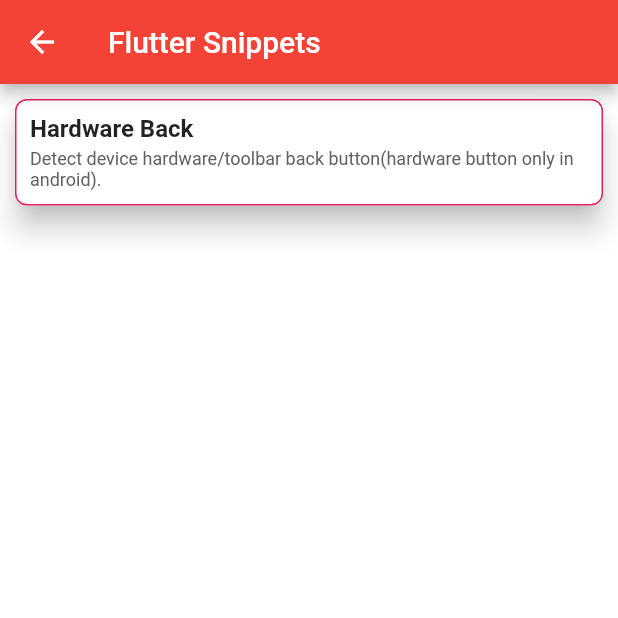
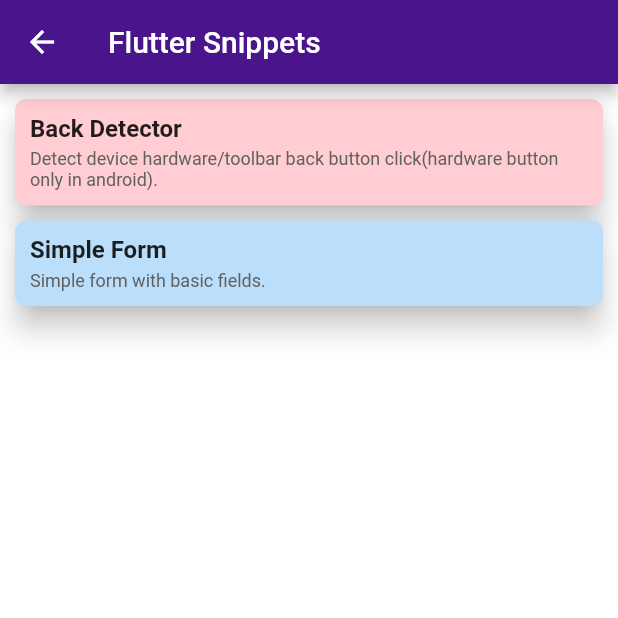
Before and after one commit to ansh0437/FlutterSnippets, a Flutter app: the Home screen opened by its route, on a phone screen of 412 x 824 dp, the top half of it. Run offline on Flutter 3.47's test engine with Material 2 defaults, Android fonts, the phone set to English and light mode, and no system bars.

Commit message:
Simple Form

```diff
--- a/lib/app/routes.dart
+++ /dev/null
@@ -1,11 +0,0 @@
-import 'package:flutter/widgets.dart';
-import 'package:flutter_snippets/config/constants.dart';
-import 'package:flutter_snippets/pages/back/back.dart';
-import 'package:flutter_snippets/pages/home/home.dart';
-import 'package:flutter_snippets/pages/splash/splash.dart';
-
-final Map<String, WidgetBuilder> routes = <String, WidgetBuilder>{
-  RouteName.splash: (BuildContext context) => Splash(),
-  RouteName.home: (BuildContext context) => Home(),
-  RouteName.back: (BuildContext context) => Back(),
-};
--- /dev/null
+++ b/lib/components/base_widget.dart
@@ -0,0 +1,28 @@
+import 'package:flutter/cupertino.dart';
+import 'package:flutter/material.dart';
+
+abstract class BaseWidget extends StatefulWidget {}
+
+abstract class BaseStatelessWidget extends StatelessWidget {}
+
+abstract class BaseState<T extends BaseWidget> extends State<T> {
+  AppBar appBar(String title) {
+    return AppBar(
+      backgroundColor: Colors.purple.shade900,
+      title: Text(title),
+    );
+  }
+
+  void push(String routeName, {Object data}) {
+    Navigator.of(context).pushNamed(routeName, arguments: data);
+  }
+
+  void popPush(String routeName) {
+    Navigator.of(context).popAndPushNamed(routeName);
+  }
+
+  void pushClear(String routeName) {
+    Navigator.of(context)
+        .pushNamedAndRemoveUntil(routeName, (Route<dynamic> route) => false);
+  }
+}
--- a/lib/config/constants.dart
+++ b/lib/config/constants.dart
@@ -1,7 +1,7 @@
 class RouteName {
-  static final splash = "/";
-  static final home = "/home";
-  static final login = "/login";
-  static final urlImage = "/urlImage";
-  static final back = "/back";
+  static const splash = "/";
+  static const home = "/home";
+  static const back = "/back";
+  static const form = "/form";
+  static const urlImage = "/urlImage";
 }
--- a/lib/models/tutorial.dart
+++ b/lib/models/tutorial.dart
@@ -1,5 +1,3 @@
-import 'dart:math';
-
 import 'package:flutter/material.dart';
 import 'package:flutter_snippets/config/constants.dart';
 import 'package:flutter_snippets/theme/style.dart';
@@ -8,21 +6,21 @@ class Tutorial {
   String title;
   String description;
   String routeName;
-  Color color;
+  MaterialColor color;
 
   Tutorial(this.title, this.description, this.routeName, this.color);
 
   static List<Tutorial> getList() {
-    Random random = new Random();
-    int length = colors.length - 1;
+    // Random random = new Random();
+    // int length = colors.length - 1;
     return [
       Tutorial(
-          "Hardware Back",
-          "Detect device hardware/toolbar back button(hardware button only in android).",
+          "Back Detector",
+          "Detect device hardware/toolbar back button click(hardware button only in android).",
           RouteName.back,
-          colors[random.nextInt(length)]),
-      // Tutorial("Login", "Simple login form with email & password fields.",
-      //     RouteName.login, colors[random.nextInt(length)]),
+          colors[0]),
+      Tutorial("Simple Form", "Simple form with basic fields.", RouteName.form,
+          colors[1]),
       // Tutorial("Url Image", "Load image from url.", RouteName.urlImage,
       //     colors[random.nextInt(length)]),
     ];
--- a/lib/pages/home/home.dart
+++ b/lib/pages/home/home.dart
@@ -1,26 +1,27 @@
 import 'package:flutter/material.dart';
+import 'package:flutter_snippets/components/base_widget.dart';
 import 'package:flutter_snippets/models/tutorial.dart';
 
 import 'home_list.dart';
 
-class Home extends StatefulWidget {
+class Home extends BaseWidget {
   @override
   _HomeState createState() => _HomeState();
 }
 
-class _HomeState extends State<Home> {
+class _HomeState extends BaseState<Home> {
+  final String _title = "Flutter Snippets";
+
   @override
   Widget build(BuildContext context) {
     return Scaffold(
-      appBar: AppBar(
-        title: Text("Flutter Snippets"),
-      ),
+      appBar: appBar(_title),
       backgroundColor: Colors.white,
       body: HomeListView(homeDelegate: _handleHomeDelegate),
     );
   }
 
   void _handleHomeDelegate(Tutorial tutorial) {
-    Navigator.of(context).pushNamed(tutorial.routeName);
+    push(tutorial.routeName, data: tutorial);
   }
 }
--- a/lib/pages/home/home_list.dart
+++ b/lib/pages/home/home_list.dart
@@ -1,13 +1,14 @@
 import 'package:flutter/cupertino.dart';
 import 'package:flutter/material.dart';
 import 'package:flutter_snippets/models/tutorial.dart';
+import 'package:flutter_snippets/components/base_widget.dart';
 import 'package:flutter_snippets/theme/style.dart';
 
 /// Home List Item Click Listener
 typedef void HomeDelegate(Tutorial tutorial);
 
 /// Home List View
-class HomeListView extends StatelessWidget {
+class HomeListView extends BaseStatelessWidget {
   HomeListView({this.homeDelegate}) : super();
 
   final _tutorialList = Tutorial.getList();
@@ -15,19 +16,17 @@ class HomeListView extends StatelessWidget {
 
   @override
   Widget build(BuildContext context) {
-    return ListView(
-      children: _tutorialList.map((Tutorial tutorial) {
-        return HomeListCell(
-          tutorial: tutorial,
-          homeDelegate: homeDelegate,
-        );
-      }).toList(),
-    );
+    return ListView.builder(
+        itemCount: _tutorialList.length,
+        itemBuilder: (context, index) {
+          return HomeListCell(
+              tutorial: _tutorialList[index], homeDelegate: homeDelegate);
+        });
   }
 }
 
 /// Home List View Cell
-class HomeListCell extends StatelessWidget {
+class HomeListCell extends BaseStatelessWidget {
   HomeListCell({this.tutorial, this.homeDelegate}) : super();
 
   final Tutorial tutorial;
@@ -43,10 +42,11 @@ class HomeListCell extends StatelessWidget {
       onTap: _handleCardTap,
       child: Card(
         margin: EdgeInsets.only(left: 10.0, top: 10.0, right: 10.0),
-        color: Colors.white,
+        color: tutorial.color.shade100,
         shape: RoundedRectangleBorder(
-            borderRadius: BorderRadius.circular(8.0),
-            side: BorderSide(color: tutorial.color)),
+          borderRadius: BorderRadius.circular(8.0),
+          /*side: BorderSide(color: tutorial.color.shade900)*/
+        ),
         elevation: 8,
         child: Container(
           padding: EdgeInsets.all(10.0),
--- a/lib/theme/style.dart
+++ b/lib/theme/style.dart
@@ -1,19 +1,19 @@
 import 'package:flutter/material.dart';
 
 final List colors = [
-  Colors.red.shade500,
-  Colors.blue.shade500,
-  Colors.yellow.shade500,
-  Colors.green.shade500,
-  Colors.pink.shade500,
-  Colors.purple.shade500,
-  Colors.orange.shade500,
-  Colors.grey.shade500,
-  Colors.blueGrey.shade500,
-  Colors.brown.shade500,
-  Colors.cyan.shade500,
-  Colors.indigo.shade500,
-  Colors.teal.shade500,
+  Colors.red,
+  Colors.blue,
+  Colors.yellow,
+  Colors.green,
+  Colors.pink,
+  Colors.purple,
+  Colors.orange,
+  Colors.grey,
+  Colors.blueGrey,
+  Colors.brown,
+  Colors.cyan,
+  Colors.indigo,
+  Colors.teal,
 ];
 
 ThemeData appTheme() {
```
Also changed, not shown: lib/components/text_field.dart (added, +36 -0 lines), lib/main.dart (renamed from lib/app/main.dart, +4 -3 lines), lib/pages/back/back.dart (+22 -18 lines), lib/pages/form/form.dart (added, +201 -0 lines), lib/pages/splash/splash.dart (+15 -8 lines), lib/routes/routes.dart (added, +44 -0 lines), lib/theme/text_field_style.dart (added, +8 -0 lines).
